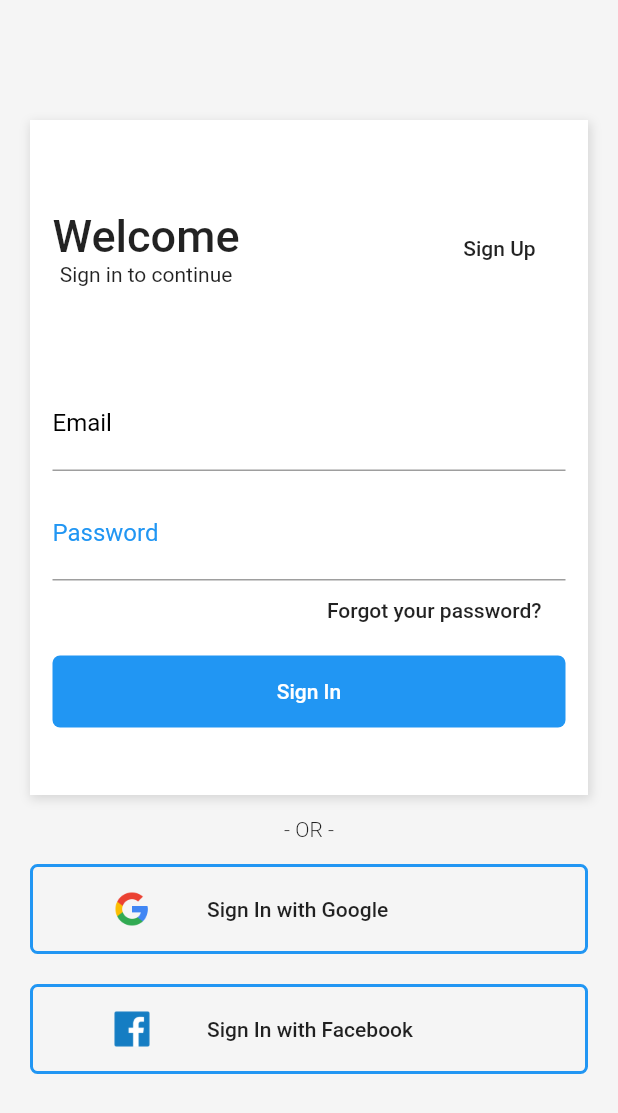
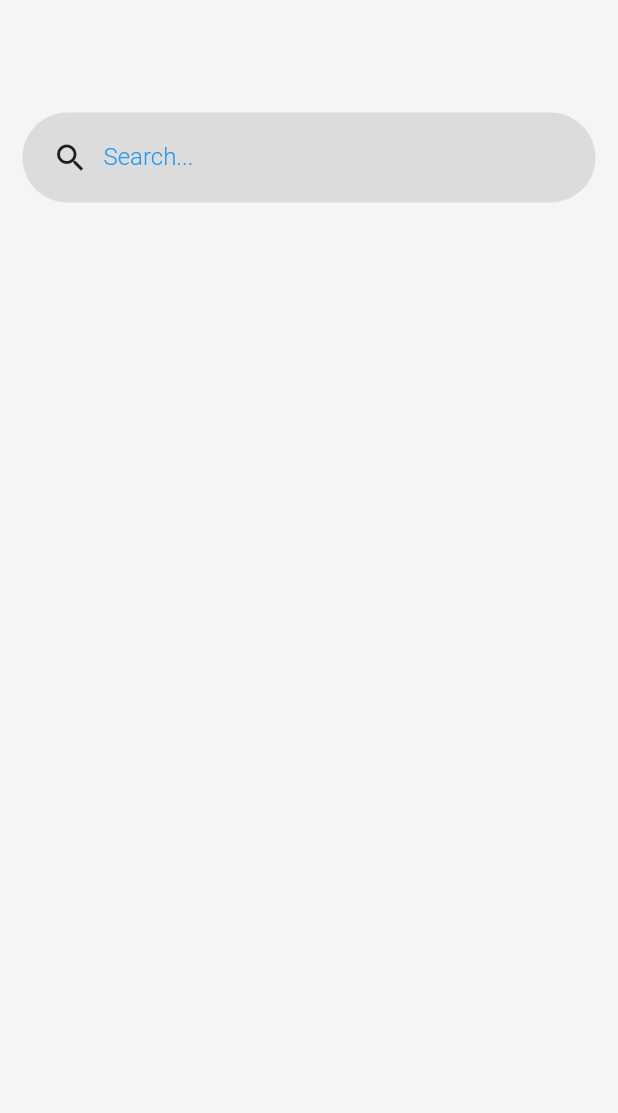
Before and after one commit to daygorgonha/e-commerce, a Flutter app: the screen it shows after launch, after a tap on "Sign In", on a phone screen of 412 x 824 dp. Shown: the top 1113 px of the screen. Run offline on Flutter 3.47's test engine with Material 2 defaults, Android fonts, the phone set to English and light mode, and no system bars.

Commit message:
feat:  created homepage and added search component

```diff
--- /dev/null
+++ b/lib/pages/home.page.dart
@@ -0,0 +1,62 @@
+import 'package:flutter/material.dart';
+
+class HomePage extends StatelessWidget {
+  @override
+  Widget build(BuildContext context) {
+    return Scaffold(
+      body: Container(
+        padding: EdgeInsets.all(15),
+        color: Color(0xFFF5F5F5),
+        child: Column(
+          crossAxisAlignment: CrossAxisAlignment.stretch,
+          children: <Widget>[
+            SizedBox(
+              height: 60,
+            ),
+            search(),
+          ],
+        ),
+      ),
+    );
+  }
+}
+
+Widget search() {
+  return Container(
+    height: 60,
+    padding: EdgeInsets.only(
+      left: 20,
+    ),
+    decoration: BoxDecoration(
+      color: Colors.black.withOpacity(0.1),
+      borderRadius: BorderRadius.all(
+        Radius.circular(128),
+      ),
+    ),
+    child: Row(
+      children: <Widget>[
+        Icon(Icons.search),
+        Container(
+          width: 300,
+          padding: EdgeInsets.only(left: 10),
+          child: TextFormField(
+            keyboardType: TextInputType.text,
+            decoration: InputDecoration(
+              border: InputBorder.none,
+              labelText: "Search...",
+              labelStyle: TextStyle(
+                color: Colors.blue,
+                fontWeight: FontWeight.w300,
+                fontSize: 16,
+              ),
+            ),
+            style: TextStyle(
+              fontSize: 20,
+              color: Colors.blue,
+            ),
+          ),
+        ),
+      ],
+    ),
+  );
+}
--- a/lib/pages/login.page.dart
+++ b/lib/pages/login.page.dart
@@ -1,5 +1,7 @@
 import 'package:flutter/material.dart';
 import 'package:layouts_no_flutter/pages/signup.page.dart';
+
+import 'home.page.dart';
 
 class LoginPage extends StatelessWidget {
   @override
@@ -126,7 +128,14 @@ class LoginPage extends StatelessWidget {
                               color: Colors.white,
                             ),
                           ),
-                          onPressed: () {},
+                          onPressed: () {
+                            Navigator.push(
+                              context,
+                              MaterialPageRoute(
+                                builder: (context) => HomePage(),
+                              ),
+                            );
+                          },
                         ),
                       ),
                     ],
```
